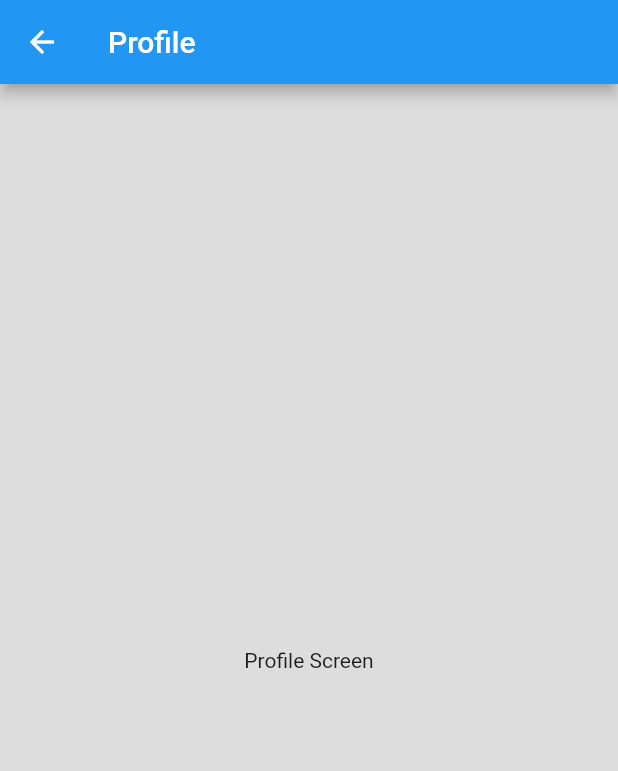
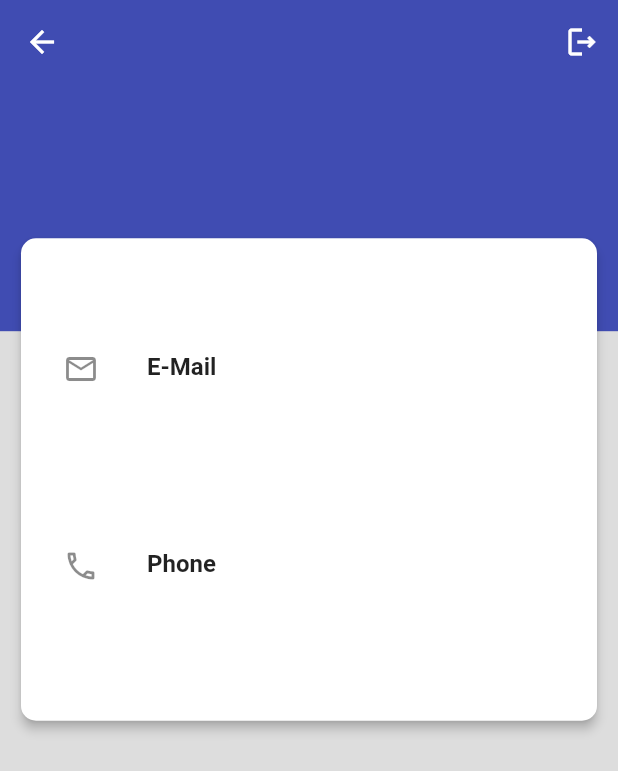
Before and after one commit to nguyenquoctrung1803/e-wallet, a Flutter app: the MyProfileScreen screen opened directly, on a phone screen of 412 x 824 dp. Shown: the top 771 px of the screen. Run offline on Flutter 3.47's test engine with Material 2 defaults, Android fonts, the phone set to English and light mode, and no system bars; our stand-ins replace cloud_firestore, firebase_auth, firebase_core, flutter_credit_card, flutter_riverpod, font_awesome_flutter and 4 more; accounts and stored records are empty.

Commit message:
Build profile screen

```diff
--- /dev/null
+++ b/lib/features/myprofile/controller/my_profile_controller.dart
@@ -0,0 +1,36 @@
+// ignore_for_file: public_member_api_docs, sort_constructors_first
+import 'package:flutter/material.dart';
+import 'package:flutter_riverpod/flutter_riverpod.dart';
+
+import 'package:ewallet_app/features/myprofile/repository/my_profile_repository.dart';
+
+import '../../../model/user_model.dart';
+
+final myProfileControllerProvider = Provider((ref) {
+  final myProfileRepository = ref.watch(myProfileRepositoryProvider);
+  return MyProfileController(
+    myProfileRepository: myProfileRepository,
+    ref: ref,
+  );
+});
+
+final logoutUserControllerProvider = FutureProvider((ref) {
+  final myProfileController = ref.watch(myProfileControllerProvider);
+  return myProfileController.logout();
+});
+
+class MyProfileController {
+  final MyProfileRepository myProfileRepository;
+  final ProviderRef ref;
+  MyProfileController({
+    required this.myProfileRepository,
+    required this.ref,
+  });
+  Stream<UserModel> getUserData() {
+    return myProfileRepository.getDataUser();
+  }
+
+  Future<void> logout() {
+    return myProfileRepository.logOut();
+  }
+}
--- a/lib/features/myprofile/screens/myproflie_screen.dart
+++ b/lib/features/myprofile/screens/myproflie_screen.dart
@@ -1,18 +1,119 @@
+import 'package:ewallet_app/features/myprofile/controller/my_profile_controller.dart';
+import 'package:ewallet_app/model/user_model.dart';
 import 'package:flutter/material.dart';
 import 'package:flutter/src/widgets/framework.dart';
-import 'package:flutter/src/widgets/placeholder.dart';
+import 'package:flutter_riverpod/flutter_riverpod.dart';
 
-class MyProfileScreen extends StatelessWidget {
+import '../../../common/screens/loading_screen.dart';
+import '../../../common/utils/colors.dart';
+
+class MyProfileScreen extends ConsumerWidget {
   const MyProfileScreen({super.key});
 
   @override
-  Widget build(BuildContext context) {
+  Widget build(BuildContext context, WidgetRef ref) {
+    void logout() {
+      ref.read(logoutUserControllerProvider);
+    }
+
+    final size = MediaQuery.of(context).size;
+
     return Scaffold(
       appBar: AppBar(
-        title: const Text('Profile'),
+        backgroundColor: buttonColor,
+        elevation: 0.0,
+        bottomOpacity: 0,
+        actions: [
+          IconButton(
+            onPressed: logout,
+            icon: const Icon(
+              Icons.logout_outlined,
+            ),
+          ),
+        ],
       ),
-      body: const Center(
-        child: Text('Profile Screen'),
+      body: StreamBuilder<UserModel>(
+        stream: ref.read(myProfileControllerProvider).getUserData(),
+        builder: (context, snapshot) {
+          if (snapshot.connectionState == ConnectionState.waiting) {
+            return const LoadingScreen();
+          }
+          return Column(
+            children: [
+              Stack(
+                alignment: Alignment.topCenter,
+                children: [
+                  Container(
+                    height: size.height * 0.2,
+                    width: size.width,
+                    color: buttonColor,
+                    child: Column(
+                      mainAxisAlignment: MainAxisAlignment.start,
+                      children: [
+                        const SizedBox(
+                          height: 20,
+                        ),
+                        Text(
+                          snapshot.data!.fullName,
+                          style: const TextStyle(
+                            fontSize: 32,
+                            fontWeight: FontWeight.w600,
+                            color: Colors.white,
+                          ),
+                        ),
+                      ],
+                    ),
+                  ),
+                  FractionalTranslation(
+                    translation: const Offset(0.0, 0.3),
+                    child: SizedBox(
+                      height: size.height * 0.4,
+                      width: size.width - 20,
+                      child: Card(
+                        elevation: 3,
+                        shape: const RoundedRectangleBorder(
+                          borderRadius: BorderRadius.all(
+                            Radius.circular(10),
+                          ),
+                        ),
+                        child: Padding(
+                          padding: const EdgeInsets.only(left: 12.0, right: 12),
+                          child: Column(
+                            mainAxisAlignment: MainAxisAlignment.spaceEvenly,
+                            children: [
+                              ListTile(
+                                leading: const Icon(Icons.email_outlined),
+                                title: const Text(
+                                  'E-Mail',
+                                  style: TextStyle(
+                                    fontSize: 16,
+                                    fontWeight: FontWeight.bold,
+                                  ),
+                                ),
+                                subtitle: Text(snapshot.data!.email),
+                              ),
+                              ListTile(
+                                leading: const Icon(Icons.phone_outlined),
+                                title: const Text(
+                                  'Phone',
+                                  style: TextStyle(
+                                    fontSize: 16,
+                                    fontWeight: FontWeight.bold,
+                                  ),
+                                ),
+                                subtitle: Text(snapshot.data!.phone),
+                              ),
+                            ],
+                          ),
+                        ),
+                      ),
+                    ),
+                  ),
+                ],
+              )
+            ],
+          );
+        },
       ),
     );
   }
--- a/lib/features/wallets/screens/new_wallet_screen.dart
+++ b/lib/features/wallets/screens/new_wallet_screen.dart
@@ -57,8 +57,8 @@ class _NewWalletScreenState extends ConsumerState<NewWalletScreen> {
       body: SingleChildScrollView(
         child: Column(
           mainAxisAlignment: MainAxisAlignment.center,
-          children: [
-            const AddWalletWidget(),
+          children: const [
+            AddWalletWidget(),
           ],
         ),
       ),
--- a/lib/features/wallets/widgets/add_wallet_widget.dart
+++ b/lib/features/wallets/widgets/add_wallet_widget.dart
@@ -83,7 +83,7 @@ class _AddWalletWidgetState extends ConsumerState<AddWalletWidget> {
           Padding(
             padding: const EdgeInsets.all(10.0),
             child: SizedBox(
-              height: size.height * 0.3,
+              height: size.height * 0.27,
               width: size.width - 20,
               child: Column(
                 mainAxisAlignment: MainAxisAlignment.start,
@@ -139,7 +139,7 @@ class _AddWalletWidgetState extends ConsumerState<AddWalletWidget> {
             padding: const EdgeInsets.only(left: 10, right: 10),
             child: SizedBox(
               width: size.width - 20,
-              height: size.height * 0.55,
+              height: size.height * 0.5,
               child: Card(
                 elevation: 3,
                 shape: const RoundedRectangleBorder(
--- a/lib/model/user_model.dart
+++ b/lib/model/user_model.dart
@@ -5,7 +5,6 @@ import 'dart:convert';
 class UserModel {
   final String uid;
   final String fullName;
-
   final String email;
   final String phone;
   final String password;
@@ -29,11 +28,11 @@ class UserModel {
 
   factory UserModel.fromMap(Map<String, dynamic> map) {
     return UserModel(
-      uid: map['uid'] as String,
-      fullName: map['fullName'] as String,
-      email: map['email'] as String,
-      phone: map['phone'] as String,
-      password: map['password'] as String,
+      uid: map['uid'] ?? '',
+      fullName: map['fullName'] ?? '',
+      email: map['email'] ?? '',
+      phone: map['phone'] ?? '',
+      password: map['password'] ?? '',
     );
   }
 }
```
Also changed, not shown: lib/features/auth/controller/auth_controller.dart (+5 -3 lines), lib/features/auth/repository/auth_repository.dart (+8 -7 lines), lib/features/myprofile/repository/my_profile_repository.dart (added, +45 -0 lines), lib/features/wallets/screens/wallets_screen.dart (+18 -1 lines), lib/main.dart (+10 -10 lines).
